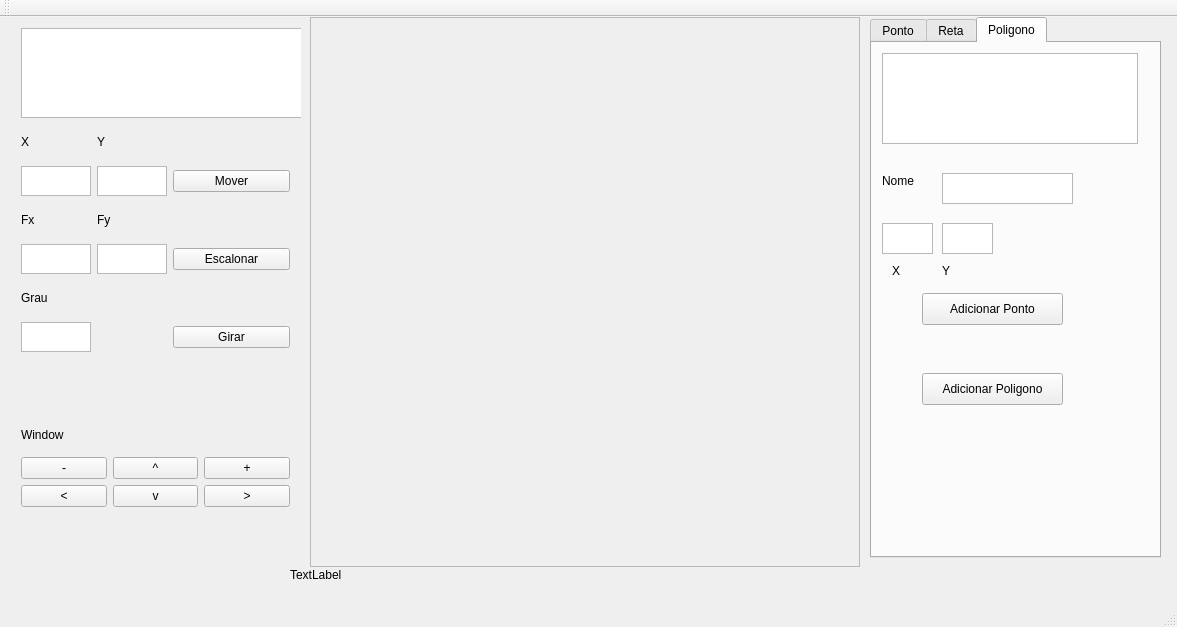
Before: the Qt Designer form mainwindow.ui in joaozeni/Trab1_CG_ClaudioJoao, drawn with Qt 5.
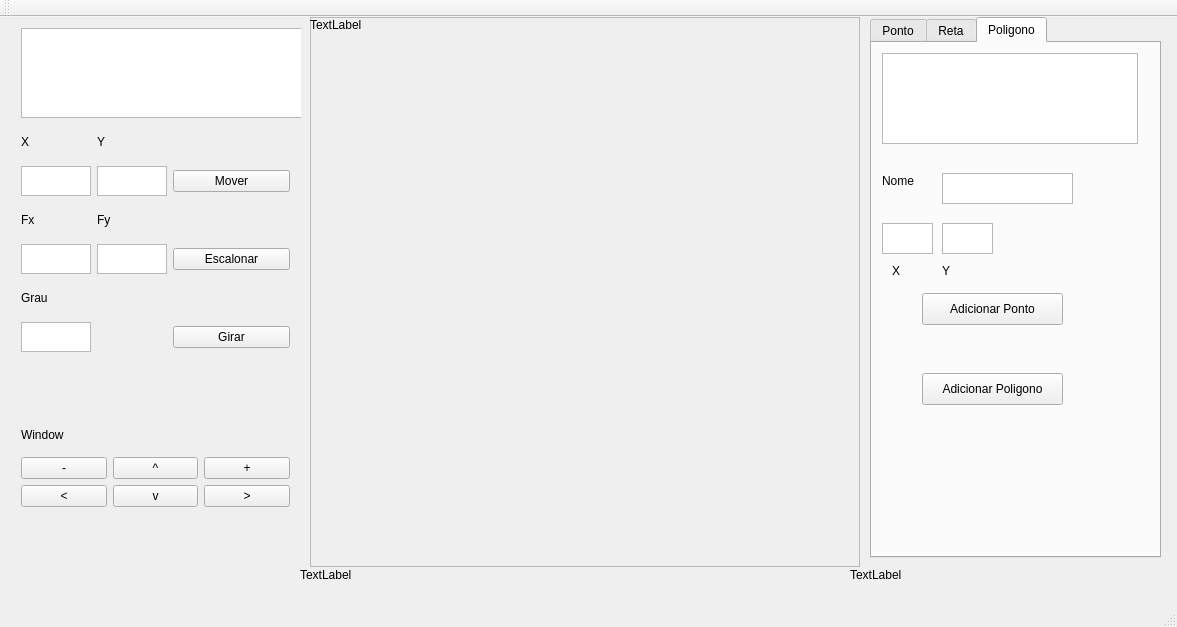
After: the same form once the commit is applied. Custom widgets are drawn as their Qt base class.

```diff
--- a/mainwindow.ui
+++ b/mainwindow.ui
@@ -179,6 +179,19 @@
        <height>550</height>
       </rect>
      </property>
+     <widget class="QLabel" name="label_toplef">
+      <property name="geometry">
+       <rect>
+        <x>0</x>
+        <y>0</y>
+        <width>57</width>
+        <height>15</height>
+       </rect>
+      </property>
+      <property name="text">
+       <string>TextLabel</string>
+      </property>
+     </widget>
     </widget>
    </widget>
    <widget class="QTabWidget" name="tabWidget">
@@ -588,7 +601,20 @@
    <widget class="QLabel" name="bottomleftlabel">
     <property name="geometry">
      <rect>
-      <x>290</x>
+      <x>300</x>
+      <y>550</y>
+      <width>57</width>
+      <height>15</height>
+     </rect>
+    </property>
+    <property name="text">
+     <string>TextLabel</string>
+    </property>
+   </widget>
+   <widget class="QLabel" name="label_botrig">
+    <property name="geometry">
+     <rect>
+      <x>850</x>
       <y>550</y>
       <width>57</width>
       <height>15</height>
```
Left out of the diff: 2 changed lines with no effect on the pictures.
